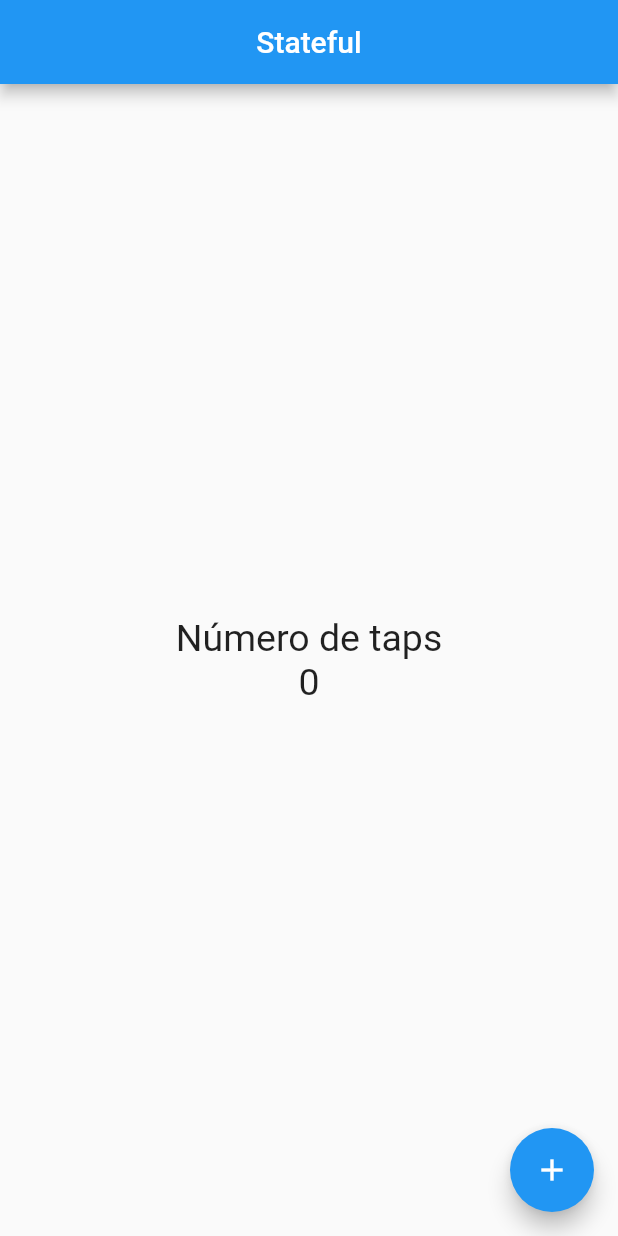
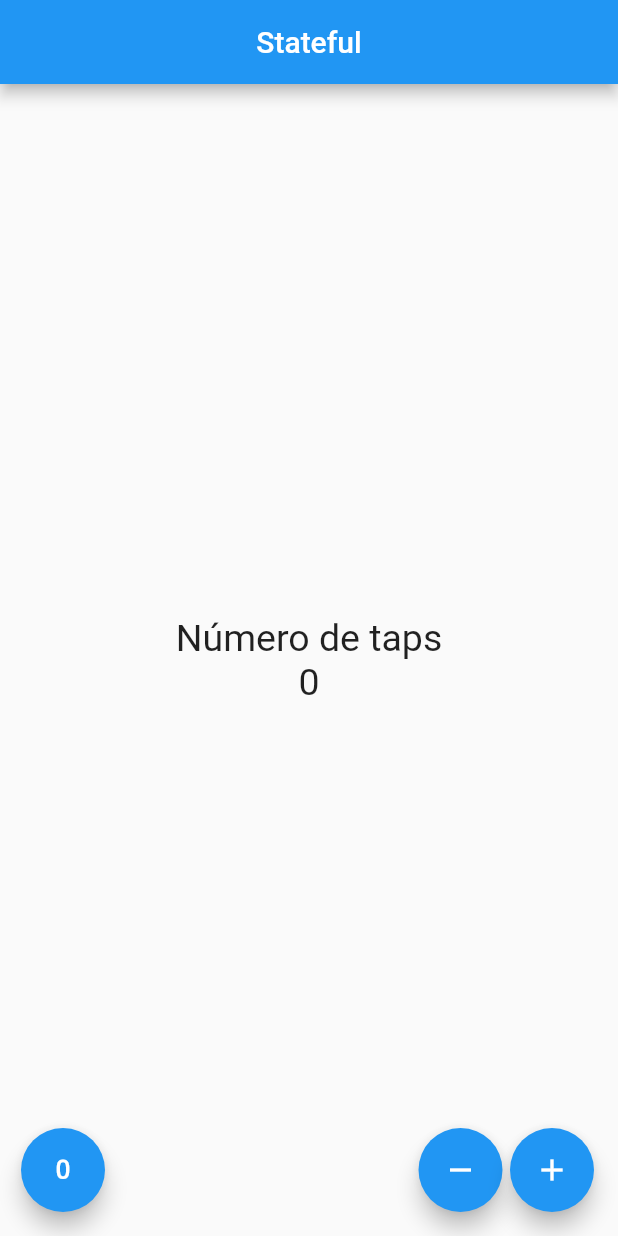
Before and after one commit to Edd-war/flutter-intro, a Flutter app: the screen it shows after launch, on a phone screen of 412 x 824 dp. Run offline on Flutter 3.47's test engine with Material 2 defaults, Android fonts, the phone set to English and light mode, and no system bars.

Commit message:
Creando más acciones en nuestro contador
Se apartó la instrucción de la creación del botón acumulador con una nueva función y se implementaron otros dos botones ordenadamente separados pero sin funcionar aún.

```diff
--- a/lib/src/pages/contador_page.dart
+++ b/lib/src/pages/contador_page.dart
@@ -31,16 +31,24 @@ class _ContadorPageState extends State<ContadorPage>{
         ),
       ),
       //floatingActionButtonLocation: FloatingActionButtonLocation.startTop,
-      floatingActionButton: FloatingActionButton(
-        child: Icon(Icons.add),
-        onPressed: () {
-          //print('Hola Mundo');
-
-          setState(() {
-            _conteo++;
-          });
-        },
-      ),
+      floatingActionButton: _crearBotones()
     );
   }
+
+  Widget _crearBotones(){
+
+    return Row(
+      mainAxisAlignment: MainAxisAlignment.end,
+      children: <Widget>[
+        SizedBox(width: 30),
+        FloatingActionButton(child: Icon(Icons.exposure_zero), onPressed: null),
+        Expanded(child: SizedBox()),
+        FloatingActionButton(child: Icon(Icons.remove), onPressed: null),
+        SizedBox(width: 5.0,),
+        FloatingActionButton(child: Icon(Icons.add), onPressed: null),
+      ],
+    );
+
+  }
+
 }
```
